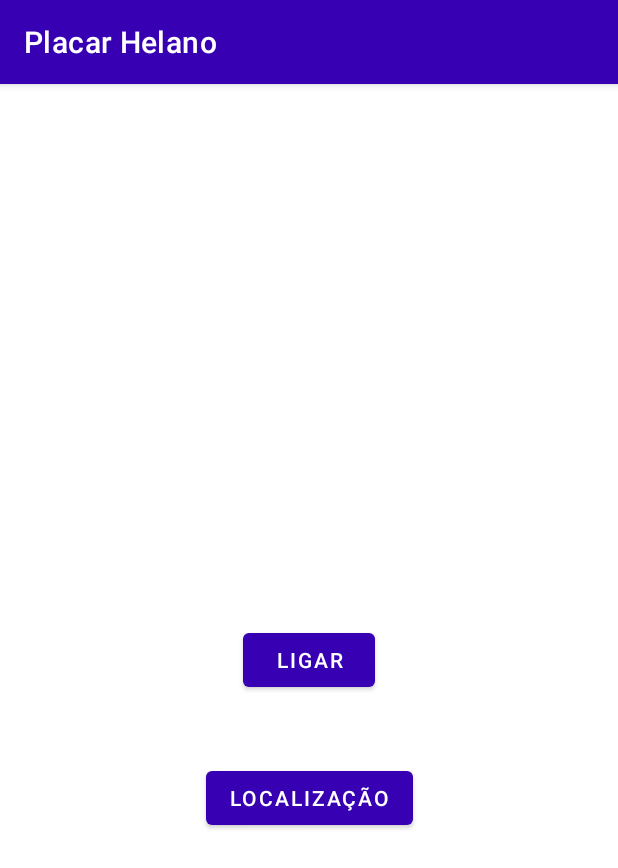
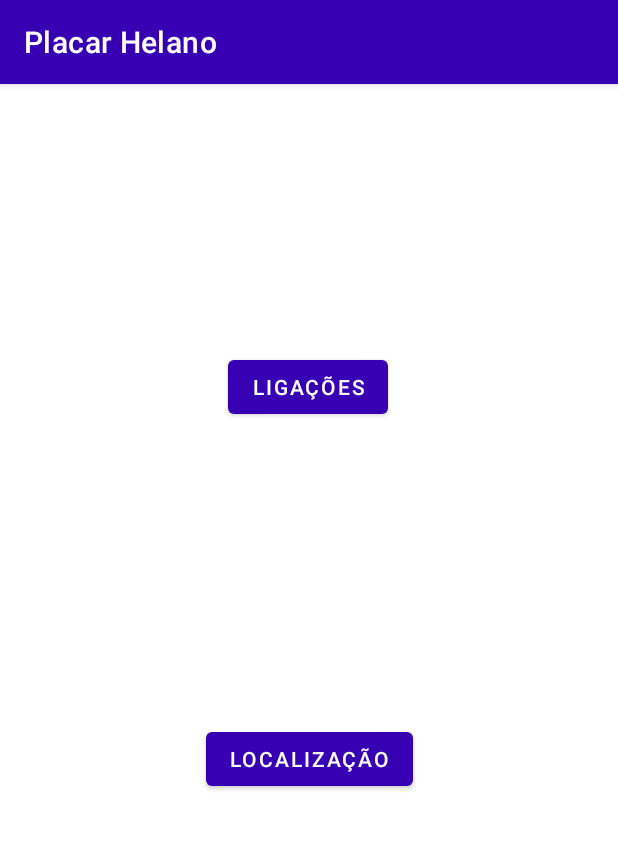
Before and after one commit to HelanoSM/PlacarPDM, an Android app: the PermissionActivity screen opened directly, with no data from a screen before it, on a phone screen of 412 x 824 dp. Shown: the top 868 px of the screen. Run offline under Robolectric (Android 15) with nearby library versions, the phone set to English and light mode, and no system bars.

Commit message:
alterações diversas

```diff
--- a/app/src/main/java/ufc/smd/esqueleto_placar/PreviousGamesActivity.kt
+++ b/app/src/main/java/ufc/smd/esqueleto_placar/PreviousGamesActivity.kt
@@ -105,4 +105,6 @@ class PreviousGamesActivity : AppCompatActivity() {
         }
 
     }
+
+
 }
--- a/app/src/main/res/layout/activity_main.xml
+++ b/app/src/main/res/layout/activity_main.xml
@@ -49,7 +49,7 @@
         android:layout_width="wrap_content"
         android:layout_height="wrap_content"
         android:onClick="openPermission"
-        android:text="Permission"
+        android:text="Permissões"
         android:textSize="28sp"
         app:layout_constraintBottom_toBottomOf="parent"
         app:layout_constraintEnd_toEndOf="parent"
--- a/app/src/main/res/layout/activity_permission.xml
+++ b/app/src/main/res/layout/activity_permission.xml
@@ -12,17 +12,19 @@
         android:layout_width="wrap_content"
         android:layout_height="wrap_content"
         android:onClick="ligarWhen"
-        android:text="Ligar"
+        android:text="Ligações"
         app:layout_constraintBottom_toBottomOf="parent"
         app:layout_constraintEnd_toEndOf="parent"
+        app:layout_constraintHorizontal_bias="0.498"
         app:layout_constraintStart_toStartOf="parent"
-        app:layout_constraintTop_toTopOf="parent" />
+        app:layout_constraintTop_toTopOf="parent"
+        app:layout_constraintVertical_bias="0.247" />
 
     <Button
         android:id="@+id/btLoc"
         android:layout_width="wrap_content"
         android:layout_height="wrap_content"
-        android:layout_marginTop="44dp"
+        android:layout_marginTop="200dp"
         android:onClick="getLocal"
         android:text="Localização"
         app:layout_constraintEnd_toEndOf="parent"
```
Also changed, not shown: app/src/main/res/layout/activity_previous_games.xml (+9 -7 lines).
